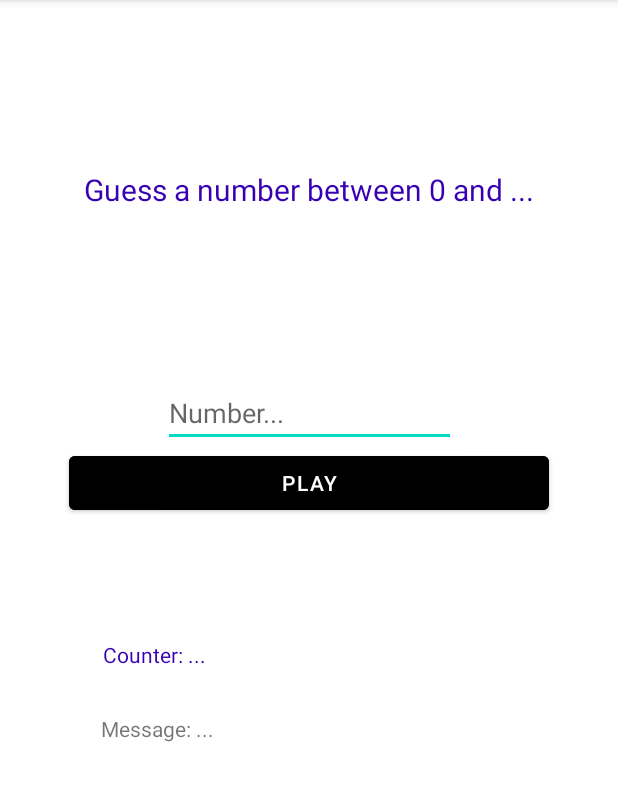
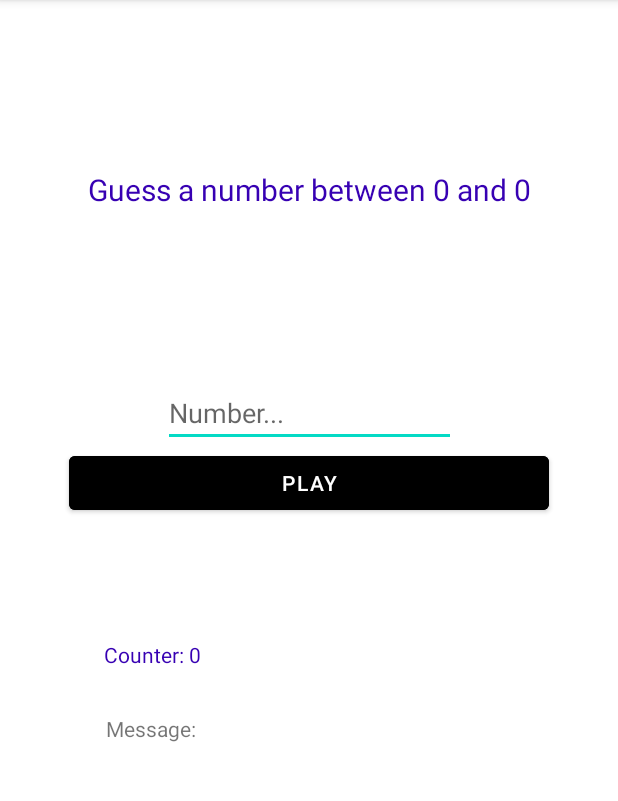
Before and after one commit to JuanDR-19/TallerCompuMovil, an Android app: the NumberGuessing screen opened directly, with no data from a screen before it, on a phone screen of 412 x 824 dp, the part 84-885 px from its top. Run offline under Robolectric (Android 15) with nearby library versions, the phone set to English and light mode, and no system bars.

Commit message:
Random number guessing function fully completed

```diff
--- a/app/src/main/java/com/example/taller/MainActivity.kt
+++ b/app/src/main/java/com/example/taller/MainActivity.kt
@@ -16,7 +16,7 @@ class MainActivity : AppCompatActivity() {
         buttonSubmit.setOnClickListener{
             val result = numberObtained.text.toString()
             val numtarg = result.toInt()
-            if(numtarg in 0..100){
+            if(numtarg in 0..1000){
                 //send the number to the next activity
                 numberObtained.setText("")
                 val intent = Intent(this, NumberGuessing::class.java)
--- a/app/src/main/java/com/example/taller/NumberGuessing.kt
+++ b/app/src/main/java/com/example/taller/NumberGuessing.kt
@@ -1,11 +1,55 @@
 package com.example.taller
 
+import android.annotation.SuppressLint
 import androidx.appcompat.app.AppCompatActivity
 import android.os.Bundle
+import android.widget.Button
+import android.widget.TextView
+import android.widget.Toast
+import kotlin.random.Random
+
+fun randNum(Range: Int): Int {
+    return Random.nextInt(Range + 1) // 0 inclusive
+}
 
 class NumberGuessing : AppCompatActivity() {
+    @SuppressLint("SetTextI18n")
     override fun onCreate(savedInstanceState: Bundle?) {
         super.onCreate(savedInstanceState)
         setContentView(R.layout.activity_number_guessing)
+
+        var counter = 0
+        val buttonPlay = findViewById<Button>(R.id.buttonPlay)
+        val rangeText = findViewById<TextView>(R.id.range)
+        val counterText = findViewById<TextView>(R.id.counter)
+        val messageField = findViewById<TextView>(R.id.message)
+        val numtarg = intent.getIntExtra("number", 0)
+        var randomNumber = randNum(numtarg)
+
+        rangeText.append(" $numtarg")
+        counterText.append(" $counter")
+
+        buttonPlay.setOnClickListener{
+            val entryField = findViewById<TextView>(R.id.entry)
+            val entryNumber = findViewById<TextView>(R.id.entry).text.toString().toInt()
+
+            if(entryNumber != randomNumber){
+                entryField.text=""
+                counter++
+                counterText.text = "Counter: $counter"
+                if(entryNumber > randomNumber){
+                    messageField.text= "Message: $entryNumber is bigger"
+                }else{
+                    messageField.text= "Message: $entryNumber is smaller"
+                }
+            } else {
+                counter++
+                counterText.text = "Counter: $counter"
+                entryField.text=""
+                Toast.makeText(this, "Felicidades, consiguió adivinar el número en $counter intentos", Toast.LENGTH_LONG).show()
+                messageField.text= "Message: El valor $entryNumber es el número que tenia que adivinar"
+                randomNumber = randNum(numtarg)
+            }
+        }
     }
 }
--- a/app/src/main/res/layout/activity_number_guessing.xml
+++ b/app/src/main/res/layout/activity_number_guessing.xml
@@ -7,21 +7,23 @@
     tools:context=".NumberGuessing">
 
     <TextView
+        android:id="@+id/range"
         android:layout_width="wrap_content"
         android:layout_height="wrap_content"
         app:layout_constraintTop_toTopOf="parent"
-        app:layout_constraintBottom_toTopOf="@id/entrada"
-        android:text="Guess a number between 0 and ..."
+        app:layout_constraintBottom_toTopOf="@id/entry"
+        android:text="@string/guess_a_number_between_0_and"
         app:layout_constraintLeft_toLeftOf="parent"
         app:layout_constraintRight_toRightOf="parent"
         android:textColor="@color/purple_700"
-        android:textSize="20dp"
+        android:textSize="20sp"
         />
     <com.google.android.material.textfield.TextInputEditText
-        android:id="@+id/entrada"
+        android:id="@+id/entry"
+        android:inputType="number"
         android:layout_width="195dp"
         android:layout_height="wrap_content"
-        android:hint="Number..."
+        android:hint="@string/number"
         app:layout_constraintBottom_toBottomOf="parent"
         app:layout_constraintLeft_toLeftOf="parent"
         app:layout_constraintRight_toRightOf="parent"
@@ -29,7 +31,7 @@
         app:layout_constraintVertical_bias="0.35" />
 
     <Button
-        android:id="@+id/botonPlay"
+        android:id="@+id/buttonPlay"
         android:layout_width="320dp"
         android:layout_height="wrap_content"
         android:text="@string/play"
@@ -37,24 +39,25 @@
         android:textColor="@color/white"
         app:layout_constraintLeft_toLeftOf="parent"
         app:layout_constraintRight_toRightOf="parent"
-        app:layout_constraintTop_toBottomOf="@+id/entrada"
+        app:layout_constraintTop_toBottomOf="@+id/entry"
         />
 
     <TextView
         android:id="@+id/counter"
         app:layout_constraintBottom_toBottomOf="parent"
-        app:layout_constraintTop_toBottomOf="@id/botonPlay"
+        app:layout_constraintTop_toBottomOf="@id/buttonPlay"
         app:layout_constraintRight_toRightOf="parent"
         app:layout_constraintLeft_toLeftOf="parent"
         app:layout_constraintHorizontal_bias="0.2"
         app:layout_constraintVertical_bias="0.2"
-        android:text="Counter: ..."
+        android:text="@string/counter"
         android:textColor="@color/purple_700"
         android:layout_width="wrap_content"
         android:layout_height="wrap_content"
         />
 
     <TextView
+        android:id="@+id/message"
         android:layout_width="wrap_content"
         android:layout_height="wrap_content"
         app:layout_constraintBottom_toBottomOf="parent"
@@ -63,7 +66,7 @@
         app:layout_constraintLeft_toLeftOf="parent"
         app:layout_constraintHorizontal_bias="0.2"
         app:layout_constraintVertical_bias="0.1"
-        android:text="Message: ..."
+        android:text="@string/message"
         />
 
 </androidx.constraintlayout.widget.ConstraintLayout>
--- a/app/src/main/res/values/strings.xml
+++ b/app/src/main/res/values/strings.xml
@@ -4,8 +4,12 @@
     <string name="ir">Ir</string>
     <string name="taller1">Taller1</string>
     <string name="guess_game">GUESS GAME</string>
-    <string name="_0_100">0-100</string>
+    <string name="_0_100">0-1000</string>
     <string name="random_greet">random Greet</string>
     <string name="countries">Countries</string>
     <string name="play">PLAY</string>
+    <string name="counter">Counter:</string>
+    <string name="message">Message:</string>
+    <string name="number">Number...</string>
+    <string name="guess_a_number_between_0_and">Guess a number between 0 and</string>
 </resources>
```
